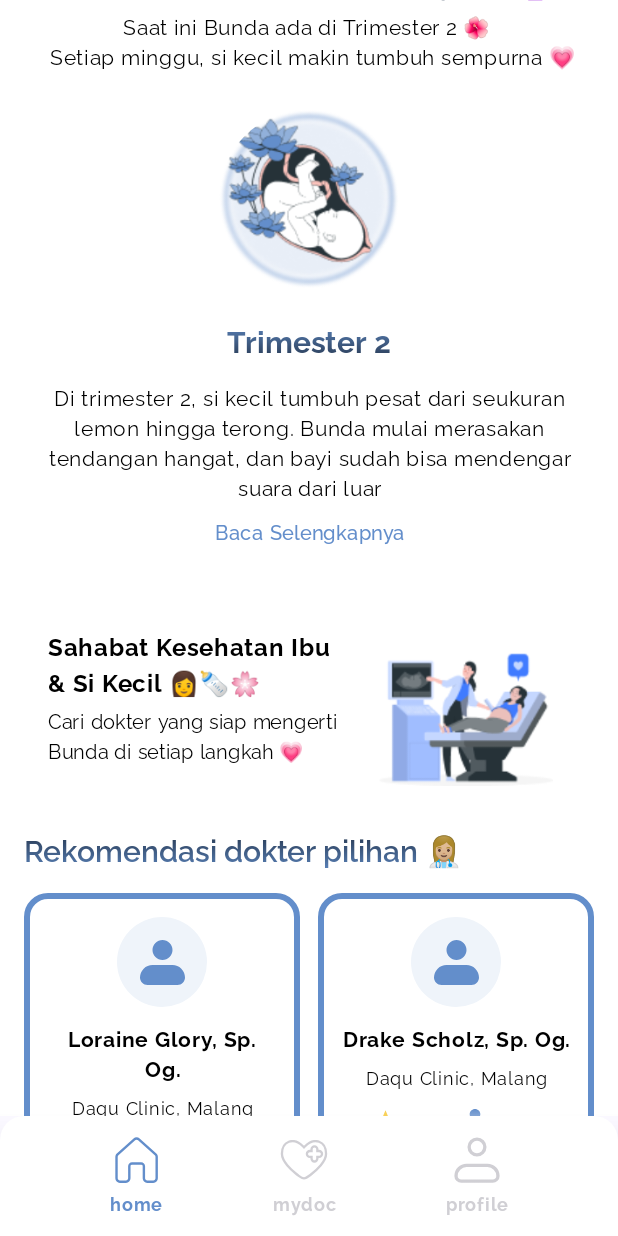
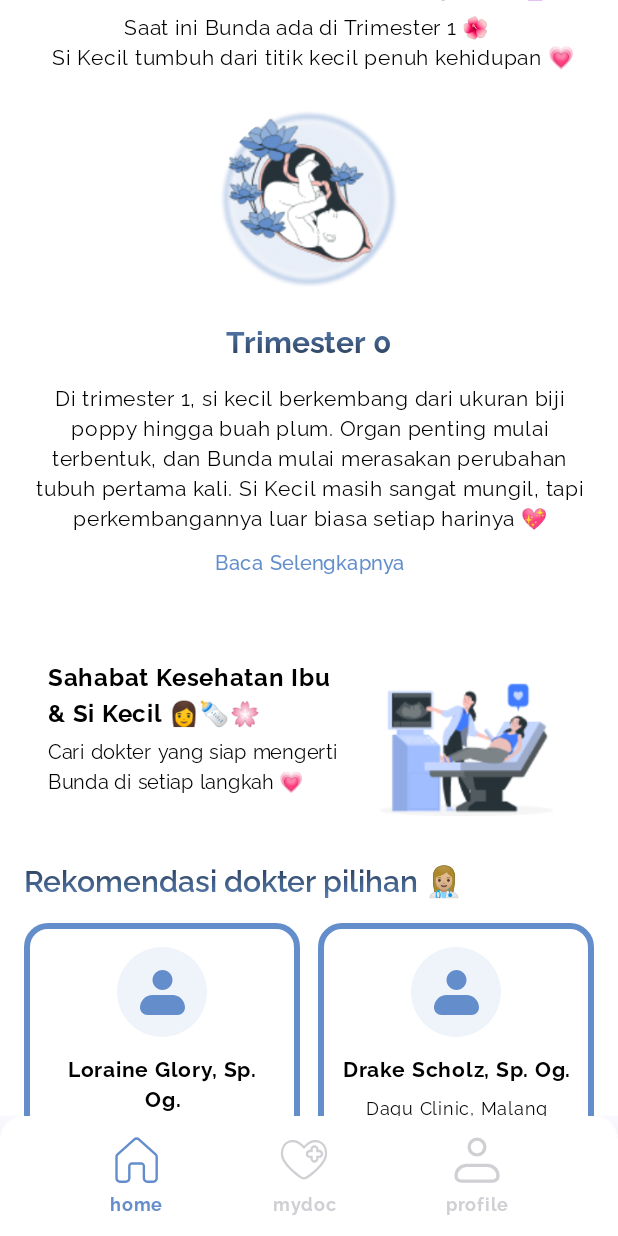
Before and after one commit to muktiabdii/nurtura-app, an Android app built with Jetpack Compose: the MainScreen screen opened through its navigation route, scrolled down 520 dp, on a phone screen of 412 x 824 dp. Run offline under Robolectric (Android 15) with nearby library versions, the phone set to English and light mode, and no system bars; our stand-ins replace Firebase (no records; nobody signed in at launch, a user with empty details on screens opened directly); pictures from the network do not load.

Commit message:
feat(trimester): slicing trimester screen

```diff
--- a/app/src/main/java/com/example/nurtura/cache/TrimesterData.kt
+++ b/app/src/main/java/com/example/nurtura/cache/TrimesterData.kt
@@ -7,18 +7,39 @@ val trimesterList = listOf(
         trimesterNumber = 1,
         title = "Perjalanan penuh kasih sayang 🤰",
         subtitle = "Saat ini Bunda ada di Trimester 1 🌺 \n Si Kecil tumbuh dari titik kecil penuh kehidupan 💗",
-        description = "Di trimester 1, si kecil berkembang dari ukuran biji poppy hingga buah plum. Organ penting mulai terbentuk, dan Bunda mulai merasakan perubahan tubuh pertama kali."
+        description = "Di trimester 1, si kecil berkembang dari ukuran biji poppy hingga buah plum. Organ penting mulai terbentuk, dan Bunda mulai merasakan perubahan tubuh pertama kali. Si Kecil masih sangat mungil, tapi perkembangannya luar biasa setiap harinya 💖",
+        fetalDevelopment = listOf(
+            "• Minggu pertama hingga ketiga, janin tumbuh dari sel kecil yang mulai berkembang menjadi embrio.",
+            "• Perlahan ukurannya bertambah besar menjadi seukuran buah plum",
+            "• Organ-organ penting mulai terbentuk: jantung, otak, hati, dan tulang belakang.",
+            "• Detak jantung mungilnya sudah mulai berdetak 💗"
+        ),
+        tips = "Pastikan asupan nutrisi seimbang, terutama asam folat dan zat besi, Istirahat cukup, dan konsultasikan dengan dokter bila mual berlebihan atau Bunda merasa khawatir. \n Trimester pertama adalah awal yang penuh keajaiban. Percayalah setiap perubahan ini adalah tanda bahwa kehidupan kecil sedang tumbuh dengan indah di dalam rahim Bunda 🌹"
     ),
     Trimester(
         trimesterNumber = 2,
         title = "Perjalanan penuh kasih sayang 🤰",
         subtitle = "Saat ini Bunda ada di Trimester 2 🌺 \n Setiap minggu, si kecil makin tumbuh sempurna 💗",
-        description = "Di trimester 2, si kecil tumbuh pesat dari seukuran lemon hingga terong. Bunda mulai merasakan tendangan hangat, dan bayi sudah bisa mendengar suara dari luar"
+        description = "Di trimester 2, si kecil tumbuh pesat dari seukuran lemon hingga terong. Bunda mulai merasakan tendangan hangat, dan bayi sudah bisa mendengar suara dari luar. Banyak Bunda menyebut masa ini sebagai masa yang paling nyaman dalam kehamilan lho!",
+        fetalDevelopment = listOf(
+            "• Ukuran janin berkembang pesat, dari seukuran lemon hingga melon kecil.",
+            "• Janin mulai bisa mendengar suara, termasuk suara hati dan suara Bunda.",
+            "• Gerakan janin pertama atau quickening mulai terasa—tendangan kecil penuh kejutan 💓.",
+            "• Rambut halus (lanugo) mulai tumbuh, dan wajah janin semakin jelas terbentuk."
+        ),
+        tips = "Lakukan olahraga ringan seperti yoga hamil, Gunakan bantal tambahan saat tidur untuk posisi lebih nyaman, Siapkan perlengkapan kehamilan dan catat perkembangan janin. \n Trimester 2 adalah masa di mana Bunda bisa menikmati setiap momen dengan lebih nyaman. Nikmati tendangan kecil itu sebagai cara si Kecil menyapa Bunda 💖"
     ),
     Trimester(
         trimesterNumber = 3,
         title = "Perjalanan penuh kasih sayang 🤰",
         subtitle = "Saat ini Bunda ada di Trimester 3 🌺 \n Setiap minggu, si kecil makin siap bertemu Bunda 💗",
-        description = "Di trimester 3, bayi tumbuh besar seukuran kembang kol hingga semangka kecil. Tendangan terasa semakin kuat, dan Bunda bersiap menuju hari kelahiran penuh cinta."
+        description = "Di trimester 3, bayi tumbuh besar seukuran kembang kol hingga semangka kecil. Tendangan terasa semakin kuat, dan Bunda bersiap menuju hari kelahiran penuh cinta. Tahap ini adalah tahap akhir Bunda hebat yang penuh antisipasi dan harapan.",
+        fetalDevelopment = listOf(
+            "• Janin tumbuh semakin besar, dari ukuran terong hingga semangka kecil.",
+            "• Organ-organ utama sudah matang dan siap bekerja di luar rahim.",
+            "• Si Kecil sudah bisa membuka mata, mengisap jari, bahkan cegukan!",
+            "• Posisi janin mulai turun ke panggul sebagai persiapan lahir."
+        ),
+        tips = "Siapkan perlengkapan persalinan sejak dini, konsumsi makanan bergizi untuk menjaga energi. Sering beristirahat dengan posisi miring ke kiri untuk melancarkan aliran darah. \n Trimester terakhir ini penuh dengan rasa penasaran dan cinta. Bersiaplah Bunda, sebentar lagi perjalanan panjang ini akan berbuah kebahagiaan tak ternilai 🌹👶🏻💖"
     )
 )
--- a/app/src/main/java/com/example/nurtura/domain/model/Trimester.kt
+++ b/app/src/main/java/com/example/nurtura/domain/model/Trimester.kt
@@ -4,5 +4,7 @@ data class Trimester(
     val trimesterNumber: Int,
     val title: String,
     val subtitle: String,
-    val description: String
+    val description: String,
+    val fetalDevelopment: List<String>,
+    val tips: String
 )
--- a/app/src/main/java/com/example/nurtura/ui/home/HomeScreen.kt
+++ b/app/src/main/java/com/example/nurtura/ui/home/HomeScreen.kt
@@ -21,7 +21,9 @@ import androidx.compose.ui.text.font.FontFamily
 import androidx.compose.ui.text.style.TextAlign
 import androidx.compose.ui.unit.dp
 import androidx.compose.ui.unit.sp
+import androidx.navigation.NavController
 import com.example.nurtura.R
+import com.example.nurtura.cache.UserData
 import com.example.nurtura.domain.model.Doctor
 import com.example.nurtura.ui.common.AskNurturaCard
 import com.example.nurtura.ui.common.ClickableSearchBar
@@ -31,13 +33,19 @@ import com.example.nurtura.ui.theme.Black
 import com.example.nurtura.ui.theme.White
 
 @Composable
-fun HomeScreen() {
+fun HomeScreen(
+    modifier: Modifier = Modifier,
+    navController: NavController
+) {
+
     val doctors = listOf(
         Doctor("Loraine Glory, Sp. Og.", "Daqu Clinic, Malang", 4.5f, 150),
         Doctor("Drake Scholz, Sp. Og.", "Daqu Clinic, Malang", 4.7f, 200),
         Doctor("Gretchen Solis, Sp. Og.", "Daqu Clinic, Malang", 4.3f, 120),
         Doctor("Vivienne Solis, Sp. Og.", "Daqu Clinic, Malang", 4.6f, 180)
     )
+
+    val trimesterNumber = UserData.pregnancyAge
 
     LazyColumn(
         modifier = Modifier
@@ -134,7 +142,10 @@ fun HomeScreen() {
                 AskNurturaCard(onAskNurturaClick = {})
 
                 // trimester
-                TrimesterCard(currentTrimester = 2, onReadMoreClick = {})
+                TrimesterCard(
+                    currentTrimester = trimesterNumber,
+                    onReadMoreClick = { navController.navigate("trimester/$trimesterNumber") }
+                )
 
                 // another content
                 Row(
--- a/app/src/main/java/com/example/nurtura/ui/home/MainScreen.kt
+++ b/app/src/main/java/com/example/nurtura/ui/home/MainScreen.kt
@@ -12,6 +12,7 @@ import androidx.navigation.compose.rememberNavController
 import com.example.nurtura.ui.common.BottomNavBar
 import com.example.nurtura.ui.mydoc.MyDocScreen
 import com.example.nurtura.ui.profile.ProfileScreen
+import com.example.nurtura.ui.trimester.TrimesterScreen
 
 @Composable
 fun MainScreen(modifier: Modifier = Modifier) {
@@ -32,13 +33,20 @@ fun MainScreen(modifier: Modifier = Modifier) {
             modifier = Modifier.padding(innerPadding)
         ) {
             composable("home") {
-                HomeScreen()
+                HomeScreen(navController = navController)
             }
+
             composable("mydoc") {
                 MyDocScreen()
             }
+
             composable("profile") {
                 ProfileScreen()
+            }
+
+            composable("trimester/{trimesterNumber}") { backStackEntry ->
+                val trimesterNumber = backStackEntry.arguments?.getString("trimesterNumber")?.toIntOrNull() ?: 1
+                TrimesterScreen(trimesterNumber = trimesterNumber, navController = navController)
             }
         }
     }
```
Also changed, not shown: app/src/main/java/com/example/nurtura/ui/trimester/TrimesterScreen.kt (added, +258 -0 lines), app/src/main/res/drawable/ic_back_darker.xml (added, +13 -0 lines), app/src/main/res/drawable/baby_trimester.png (added).
